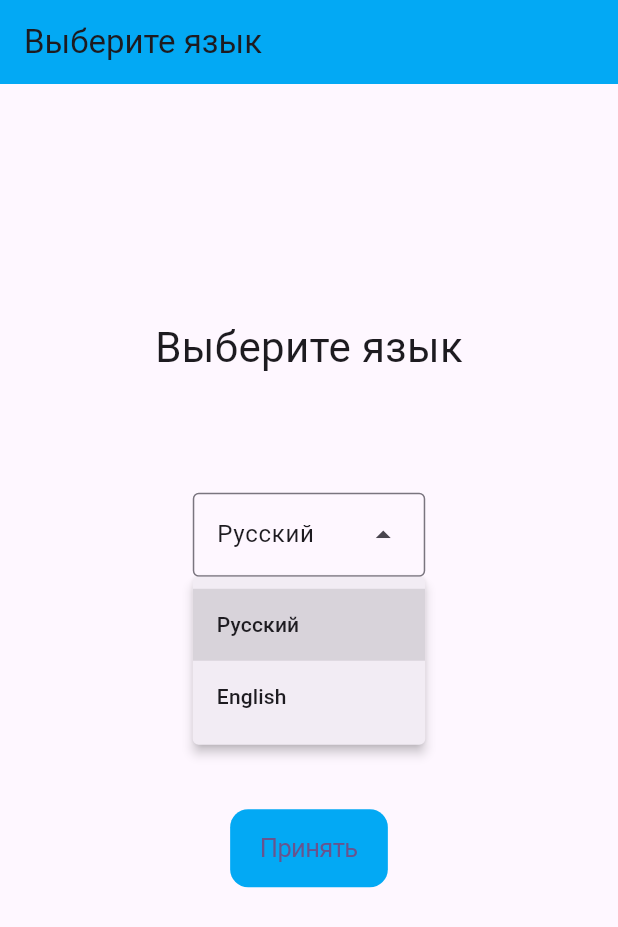
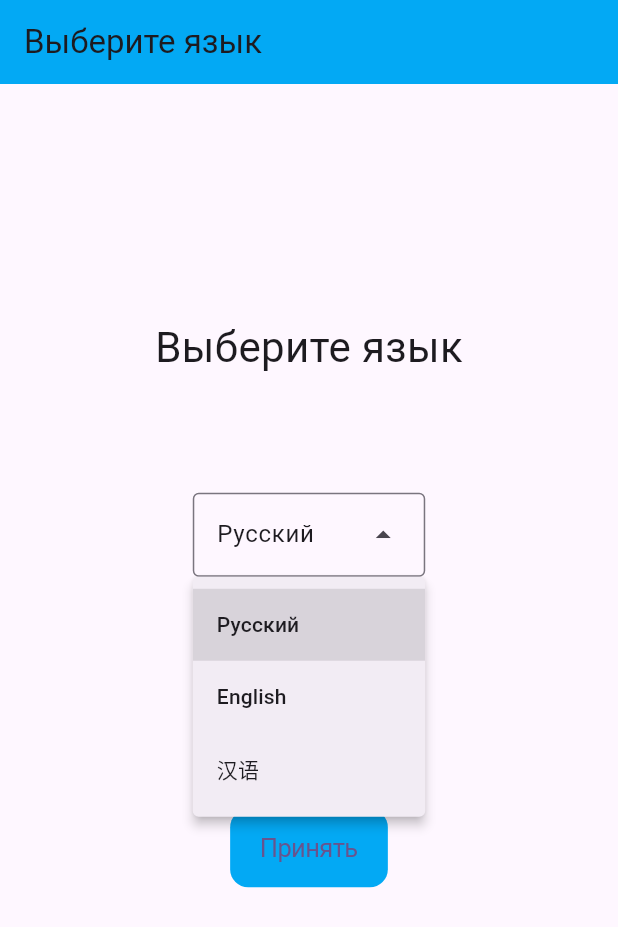
Before and after one commit to egorchernook/ARMuseum, a Flutter app: the screen it shows after launch, after a tap on "Русский", on a phone screen of 412 x 824 dp. Shown: the top 927 px of the screen. Run offline on Flutter 3.47's test engine with Material 3 defaults, Android fonts, the light colour scheme and no system bars; our stand-ins replace audioplayers, carousel_slider, smooth_page_indicator; missing offline and left inert: dart:ffi, flutter_unity_widget, qr_code_scanner; generated files the repository leaves out were written again; project files that could hold a hidden picture were left out.

Commit message:
add chinese

```diff
--- a/ar_museum/lib/l10n/all_locales.dart
+++ b/ar_museum/lib/l10n/all_locales.dart
@@ -5,13 +5,15 @@ class AllLocales {
 
   static final all = <Locale>[
     const Locale("ru", "RU"),
-    const Locale("en", "US")
+    const Locale("en", "US"),
+    const Locale("zh", "CN")
   ];
 
   static final localeName =
       Map<Locale, String>.unmodifiable(
           {
             all[0]: "Русский",
-            all[1]: "English"
+            all[1]: "English",
+            all[2]: "汉语"
           });
 }
--- /dev/null
+++ b/ar_museum/lib/l10n/app_zh.arb
@@ -0,0 +1,10 @@
+{
+ "language": "汉语",
+ "chooseLanguage": "选择你的语言",
+ "mainQRText": "扫描展会二维码",
+  "thx": "谢谢",
+  "modelQRText": "扫描展品二维码",
+  "screenshotTaken": "屏幕截图已保存到图库",
+  "apply": "申请",
+  "noPermission": "没有许可"
+}
--- a/ar_museum/lib/util/exhibition_info.dart
+++ b/ar_museum/lib/util/exhibition_info.dart
@@ -1,6 +1,3 @@
-import 'dart:ffi';
-import 'dart:ui';
-
 import 'exhibition_info_json.dart';
 
 class ExhibitInfo {
```
